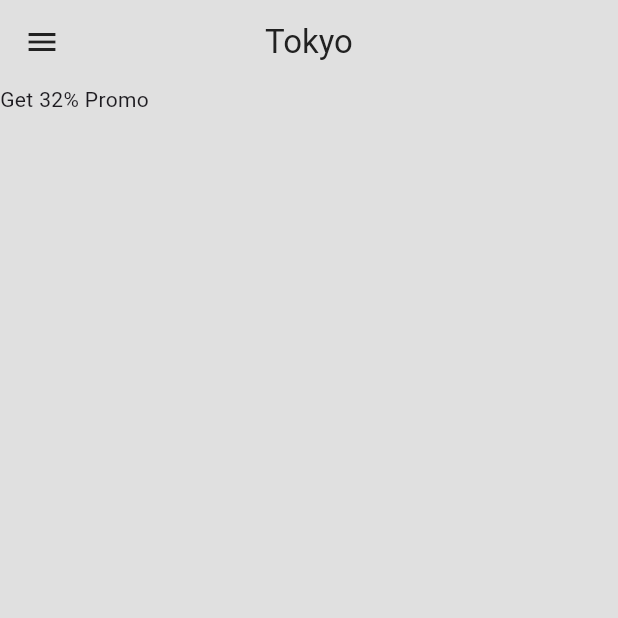
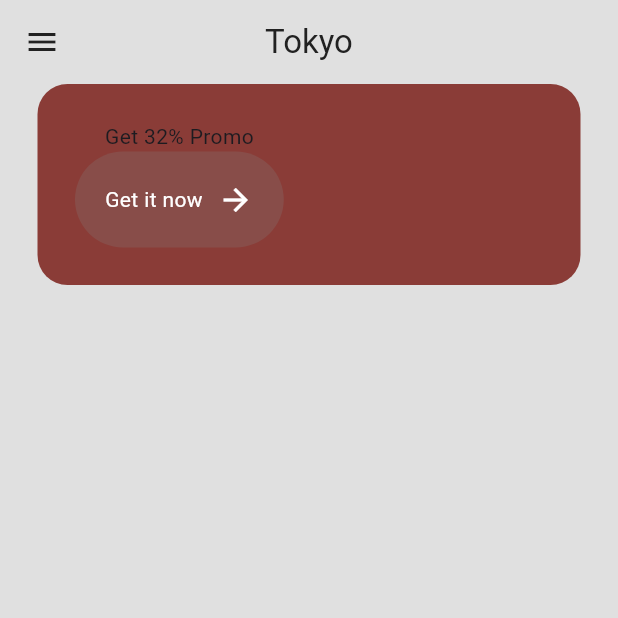
Before and after one commit to Brayan-chan/sushi_shop, a Flutter app: the MenuPage screen opened by its route, on a phone screen of 412 x 824 dp, the top half of it. Run offline on Flutter 3.47's test engine with Material 3 defaults, Android fonts, the phone set to English and light mode, and no system bars; our stand-ins replace google_fonts.

Commit message:
Definiendo el contenedor y su tamanio

```diff
--- a/lib/pages/menu_page.dart
+++ b/lib/pages/menu_page.dart
@@ -1,4 +1,6 @@
 import 'package:flutter/material.dart';
+import 'package:sushi_shop/components/button.dart';
+import 'package:sushi_shop/theme/colors.dart';
 
 class MenuPage extends StatefulWidget {
   const MenuPage({super.key});
@@ -42,11 +44,30 @@ class _MenuPageState extends State<MenuPage> {
         children: [
           //Banner de promociones
           Container(
+            //PrimaryColor es un componente para asignar colores
+            //Se le asigna un borde de 20 pixeles
+            decoration: BoxDecoration(color: primaryColor, borderRadius: BorderRadius.circular(20)),
+            //Definiendo el margen
+            //EdgeInsts sirve para definir el margen del contenedor
+            margin: const EdgeInsets.symmetric(horizontal: 25),
+            //Definiendo el padding
+            //Definiendo te tamanio del contenedor
+            padding: const EdgeInsets.all(25),
             //Creando un contenedor para el banner
             child: Row(
               children: [
-                Text('Get 32% Promo'),
+                Column(
+                  children: [
+                    //Texto de promoción
+                    const Text('Get 32% Promo'),
 
+                    //Boton de promoción
+                    MyButton(
+                      text: 'Get it now',
+                      onTap: (){}
+                    ),
+                  ],
+                )
               ],
             ),
           ),
--- /dev/null
+++ b/lib/theme/colors.dart
@@ -0,0 +1,3 @@
+import 'package:flutter/material.dart';
+
+var primaryColor = const Color.fromARGB(255, 138, 60, 55);
```
